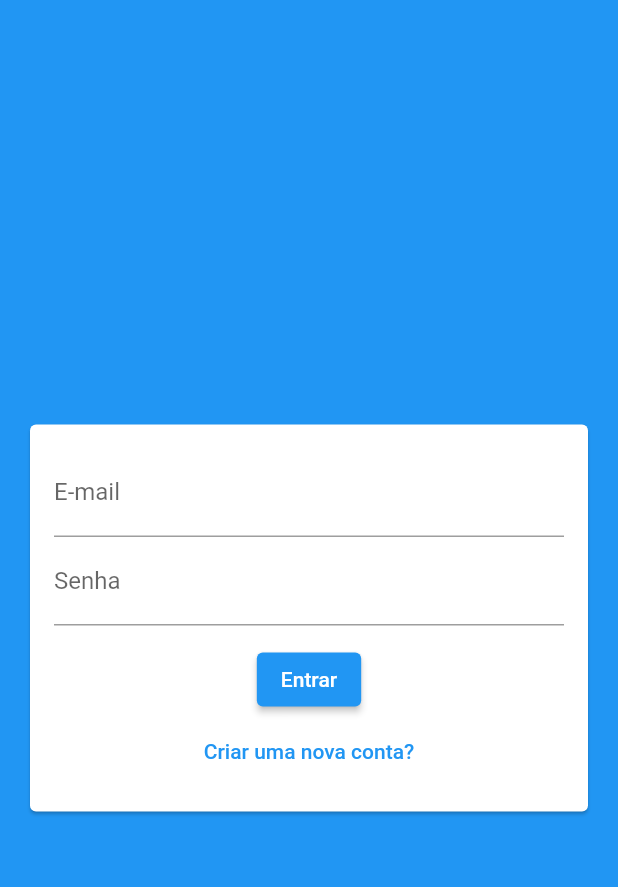
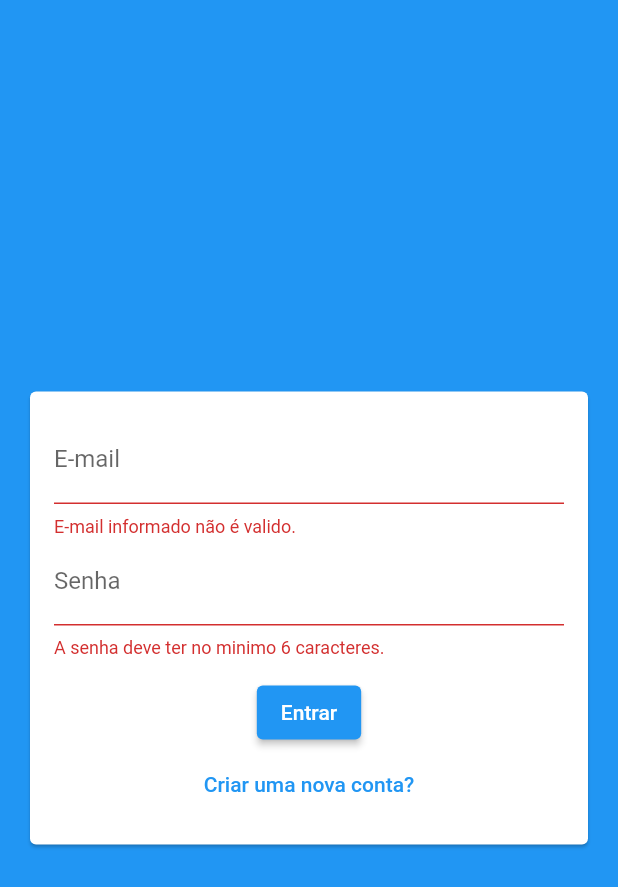
Before and after one commit to LuizRoberto18/chat_app, a Flutter app: the AuthPage screen opened directly, after a tap on "Entrar", on a phone screen of 412 x 824 dp. Shown: the top 887 px of the screen. Run offline on Flutter 3.47's test engine with Material 2 defaults, Android fonts, the phone set to English and light mode, and no system bars; our stand-ins replace image_picker; accounts and stored records are empty.

Commit message:
criando imagePicker, finalizando AuthPage, authFormPage, finalizando logica de autenticação,criando componentes userImagePicker, chatUser, chatPage, authService, auth_or_app e authMockService para salvar dados mokados do usuario

```diff
--- a/lib/components/auth_form.dart
+++ b/lib/components/auth_form.dart
@@ -1,8 +1,13 @@
-import 'package:chat/models/auth_form_data.dart';
+import 'dart:io';
+
+import 'package:chat/components/user_image_picker.dart';
+import 'package:chat/core/models/auth_form_data.dart';
 import 'package:flutter/material.dart';
 
 class AuthForm extends StatefulWidget {
-  const AuthForm({Key? key}) : super(key: key);
+  final void Function(AuthFormData) onSubmit;
+
+  const AuthForm({Key? key, required this.onSubmit}) : super(key: key);
 
   @override
   State<AuthForm> createState() => _AuthFormState();
@@ -12,10 +17,26 @@ class _AuthFormState extends State<AuthForm> {
   final _formKey = GlobalKey<FormState>();
   final _authData = AuthFormData();
 
+  void _handleImagePicker(File image) {
+    _authData.image = image;
+  }
+
+  void _showError(String msg) {
+    ScaffoldMessenger.of(context).showSnackBar(
+      SnackBar(
+        content: Text(msg),
+        backgroundColor: Theme.of(context).colorScheme.error,
+      ),
+    );
+  }
+
   void _submit() {
     final isValid = _formKey.currentState?.validate() ?? false;
     if (!isValid) return;
-
+    if (_authData.image == null && _authData.isSignup) {
+      return _showError("Imagem não selecionada!");
+    }
+    widget.onSubmit(_authData);
   }
 
   @override
@@ -25,8 +46,10 @@ class _AuthFormState extends State<AuthForm> {
       child: Padding(
         padding: const EdgeInsets.all(16),
         child: Form(
+          key: _formKey,
           child: Column(
             children: [
+              if (_authData.isSignup) UserImagePicker(onImagePick: _handleImagePicker),
               if (_authData.isSignup)
                 TextFormField(
                   key: const ValueKey('name'),
--- /dev/null
+++ b/lib/core/models/chat_user.dart
@@ -0,0 +1,13 @@
+class ChatUser {
+  final String id;
+  final String name;
+  final String email;
+  final String imageUrl;
+
+  ChatUser({
+    required this.id,
+    required this.name,
+    required this.email,
+    required this.imageUrl,
+  });
+}
--- a/lib/main.dart
+++ b/lib/main.dart
@@ -1,3 +1,4 @@
+import 'package:chat/pages/auth_or_app_page.dart';
 import 'package:chat/pages/loading_page.dart';
 import 'package:flutter/material.dart';
 
@@ -18,7 +19,7 @@ class MyApp extends StatelessWidget {
       theme: ThemeData(
         primarySwatch: Colors.blue,
       ),
-      home: const AuthPage(),
+      home: const AuthOrAppPage(),
     );
   }
 }
--- a/lib/pages/auth_page.dart
+++ b/lib/pages/auth_page.dart
@@ -1,18 +1,63 @@
 import 'package:chat/components/auth_form.dart';
+import 'package:chat/core/models/auth_form_data.dart';
+import 'package:chat/core/services/auth/auth_mock_service.dart';
 import 'package:flutter/material.dart';
 
-class AuthPage extends StatelessWidget {
+class AuthPage extends StatefulWidget {
   const AuthPage({Key? key}) : super(key: key);
+
+  @override
+  State<AuthPage> createState() => _AuthPageState();
+}
+
+class _AuthPageState extends State<AuthPage> {
+  bool _isLoading = false;
+
+  Future<void> _handleSubmit(AuthFormData formData) async {
+    try {
+      setState(() => _isLoading = true);
+      if (formData.isLogin) {
+        //login
+        await AuthMockService().login(formData.email, formData.password);
+      } else {
+        //signup
+        print("signup");
+        await AuthMockService().signup(
+          formData.name,
+          formData.email,
+          formData.password,
+          formData.image,
+        );
+      }
+    } catch (error) {
+    } finally {
+      setState(() => _isLoading = false);
+    }
+  }
 
   @override
   Widget build(BuildContext context) {
     return Scaffold(
       backgroundColor: Theme.of(context).colorScheme.primary,
-      body: Center(
-        child: SingleChildScrollView(
-
-          child: AuthForm(),
-        ),
+      body: Stack(
+        children: [
+          Center(
+            child: SingleChildScrollView(
+              child: AuthForm(
+                onSubmit: _handleSubmit,
+              ),
+            ),
+          ),
+          if (_isLoading)
+            Container(
+              decoration: const BoxDecoration(
+                color: Color.fromRGBO(0, 0, 0, 0.5),
+              ),
+              child: const Center(
+                child: CircularProgressIndicator(),
+              ),
+            ),
+        ],
       ),
     );
   }
--- a/pubspec.yaml
+++ b/pubspec.yaml
@@ -31,7 +31,7 @@ environment:
 dependencies:
   flutter:
     sdk: flutter
-
+  image_picker: ^0.8.6
 
   # The following adds the Cupertino Icons font to your application.
   # Use with the CupertinoIcons class for iOS style icons.
```
Also changed, not shown: lib/components/user_image_picker.dart (added, +50 -0 lines), lib/core/services/auth/auth_mock_service.dart (added, +55 -0 lines), lib/core/services/auth/auth_service.dart (added, +23 -0 lines), lib/pages/auth_or_app_page.dart (added, +27 -0 lines), lib/pages/chat_page.dart (added, +21 -0 lines), lib/core/models/auth_form_data.dart (renamed from lib/models/auth_form_data.dart), pubspec.lock, 2 other files.
